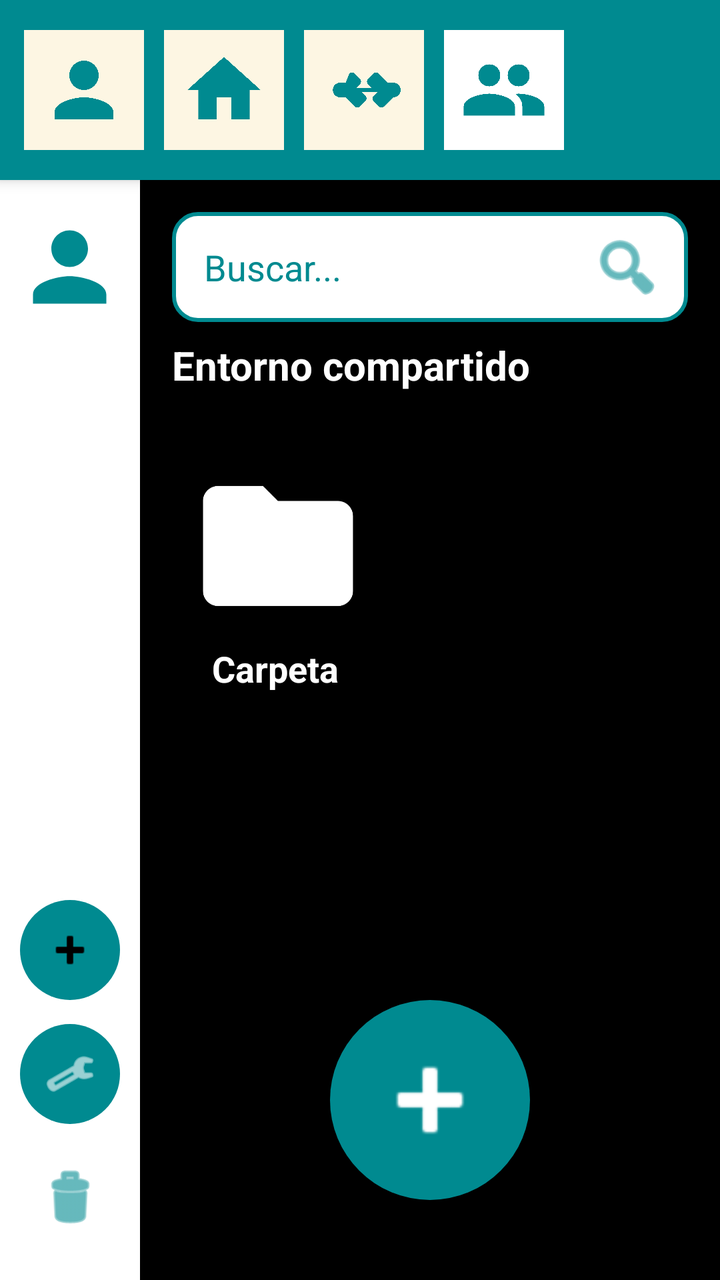
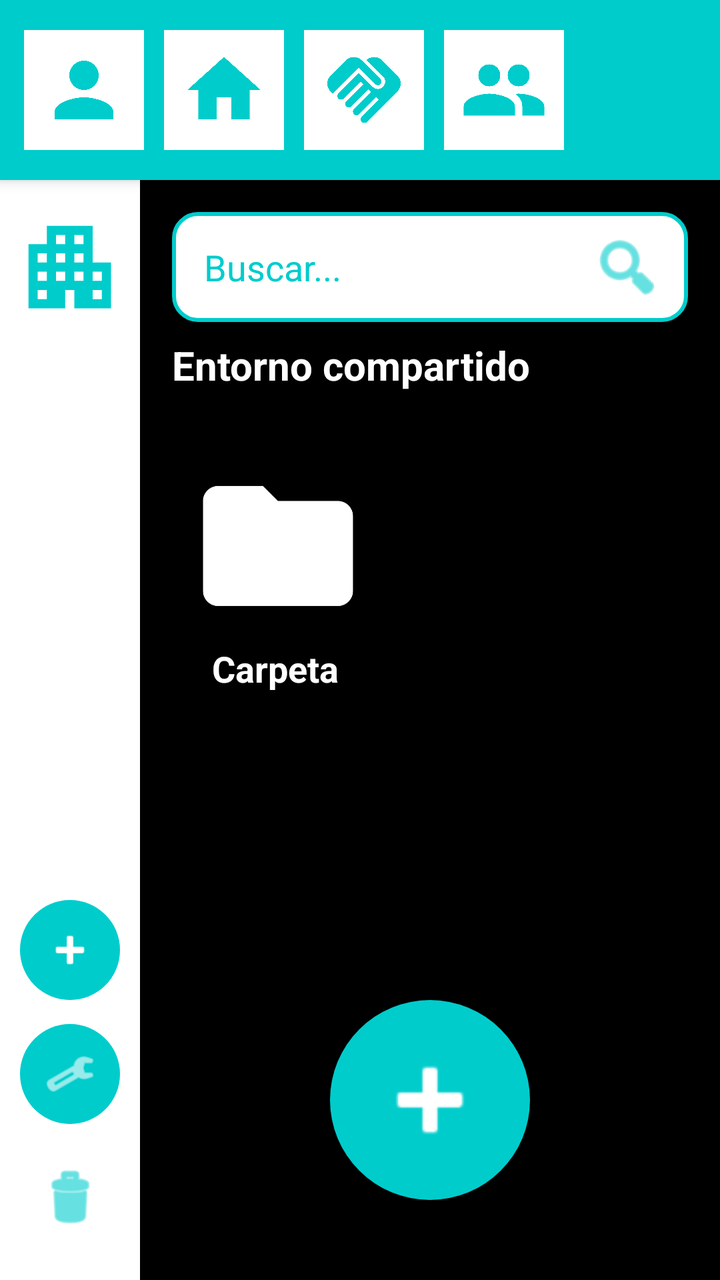

An Android layout rendered at two revisions. The XML below is the earlier revision; the diff shows what the commit changed to produce the second picture.
<!-- AndroidManifest.xml: application theme Theme.QuikFile -->
<!-- res/layout/activity_shared.xml -->
<?xml version="1.0" encoding="utf-8"?>
<androidx.constraintlayout.widget.ConstraintLayout xmlns:android="http://schemas.android.com/apk/res/android"
    xmlns:app="http://schemas.android.com/apk/res-auto"
    xmlns:tools="http://schemas.android.com/tools"
    android:layout_width="match_parent"
    android:layout_height="match_parent"
    android:background="@color/background_black"
    android:fitsSystemWindows="true"
    tools:context=".SharedActivity">

    
    <LinearLayout
        android:id="@+id/topBar"
        android:layout_width="match_parent"
        android:layout_height="90dp"
        android:background="@color/blue_app"
        android:gravity="center_vertical"
        android:orientation="horizontal"
        android:paddingStart="12dp"
        android:paddingEnd="12dp"
        android:elevation="4dp"
        app:layout_constraintTop_toTopOf="parent">

        <ImageView
            android:id="@+id/btnSettingsTop"
            android:layout_width="60dp"
            android:layout_height="60dp"
            android:layout_marginEnd="10dp"
            android:background="@color/icon_bg_white"
            android:padding="8dp"
            android:src="@drawable/ic_person"
            app:tint="@color/blue_app" />

        <ImageView
            android:id="@+id/btnHomeTop"
            android:layout_width="60dp"
            android:layout_height="60dp"
            android:layout_marginEnd="10dp"
            android:background="@color/icon_bg_white"
            android:padding="8dp"
            android:src="@drawable/ic_home"
            app:tint="@color/blue_app" />

        <ImageView
            android:id="@+id/btnSharedTop"
            android:layout_width="60dp"
            android:layout_height="60dp"
            android:layout_marginEnd="10dp"
            android:background="@color/icon_bg_white"
            android:padding="8dp"
            android:src="@drawable/ic_handshake"
            app:tint="@color/blue_app" />

        <ImageView
            android:id="@+id/btnLoginTop"
            android:layout_width="60dp"
            android:layout_height="60dp"
            android:background="@color/white"
            android:padding="8dp"
            android:src="@drawable/ic_group"
            app:tint="@color/blue_app" />
    </LinearLayout>

    
    <LinearLayout
        android:id="@+id/leftSidebar"
        android:layout_width="70dp"
        android:layout_height="0dp"
        android:background="@color/white"
        android:gravity="center_horizontal"
        android:orientation="vertical"
        android:paddingTop="16dp"
        android:paddingBottom="16dp"
        app:layout_constraintBottom_toBottomOf="parent"
        app:layout_constraintStart_toStartOf="parent"
        app:layout_constraintTop_toBottomOf="@id/topBar">

        
        <LinearLayout
            android:id="@+id/userIconsContainer"
            android:layout_width="match_parent"
            android:layout_height="wrap_content"
            android:orientation="vertical"
            android:gravity="center_horizontal">

            <ImageView
                android:id="@+id/btnUserLeft"
                android:layout_width="55dp"
                android:layout_height="55dp"
                android:src="@drawable/ic_person"
                app:tint="@color/blue_app" />
        </LinearLayout>

        
        <View
            android:layout_width="match_parent"
            android:layout_height="0dp"
            android:layout_weight="1" />

        <ImageView
            android:id="@+id/btnAddLeft"
            android:layout_width="50dp"
            android:layout_height="50dp"
            android:layout_marginBottom="12dp"
            android:background="@drawable/circle_blue"
            android:padding="12dp"
            android:src="@android:drawable/ic_input_add"
            app:tint="@color/black" />

        <ImageView
            android:id="@+id/btnSettingsLeft"
            android:layout_width="50dp"
            android:layout_height="50dp"
            android:layout_marginBottom="12dp"
            android:background="@drawable/circle_blue"
            android:padding="12dp"
            android:src="@android:drawable/ic_menu_manage"
            app:tint="@color/white" />

        <ImageView
            android:id="@+id/btnTrashLeft"
            android:layout_width="50dp"
            android:layout_height="50dp"
            android:background="@color/white"
            android:padding="8dp"
            android:src="@android:drawable/ic_menu_delete"
            app:tint="@color/blue_app" />
    </LinearLayout>

    
    <androidx.constraintlayout.widget.ConstraintLayout
        android:id="@+id/searchBar"
        android:layout_width="0dp"
        android:layout_height="55dp"
        android:layout_margin="16dp"
        android:background="@drawable/search_bar_background"
        app:layout_constraintEnd_toEndOf="parent"
        app:layout_constraintStart_toEndOf="@id/leftSidebar"
        app:layout_constraintTop_toBottomOf="@id/topBar">

        <EditText
            android:layout_width="0dp"
            android:layout_height="match_parent"
            android:background="@android:color/transparent"
            android:hint="Buscar..."
            android:paddingStart="16dp"
            android:textColor="@color/black"
            android:textColorHint="@color/blue_app"
            app:layout_constraintEnd_toStartOf="@+id/searchIcon"
            app:layout_constraintStart_toStartOf="parent" />

        <ImageView
            android:id="@+id/searchIcon"
            android:layout_width="45dp"
            android:layout_height="45dp"
            android:layout_marginEnd="8dp"
            android:padding="4dp"
            android:src="@android:drawable/ic_menu_search"
            app:layout_constraintBottom_toBottomOf="parent"
            app:layout_constraintEnd_toEndOf="parent"
            app:layout_constraintTop_toTopOf="parent"
            app:tint="@color/blue_app" />
    </androidx.constraintlayout.widget.ConstraintLayout>

    
    <TextView
        android:id="@+id/tvEnvironmentName"
        android:layout_width="wrap_content"
        android:layout_height="wrap_content"
        android:layout_marginStart="16dp"
        android:layout_marginTop="8dp"
        android:text="Entorno compartido"
        android:textColor="@color/white"
        android:textSize="20sp"
        android:textStyle="bold"
        app:layout_constraintStart_toEndOf="@id/leftSidebar"
        app:layout_constraintTop_toBottomOf="@id/searchBar" />

    
    <ScrollView
        android:layout_width="0dp"
        android:layout_height="0dp"
        android:layout_marginTop="8dp"
        android:layout_marginBottom="20dp"
        app:layout_constraintBottom_toTopOf="@id/btnAdd"
        app:layout_constraintEnd_toEndOf="parent"
        app:layout_constraintStart_toEndOf="@id/leftSidebar"
        app:layout_constraintTop_toBottomOf="@id/tvEnvironmentName">

        <GridLayout
            android:id="@+id/folderGridShared"
            android:layout_width="match_parent"
            android:layout_height="wrap_content"
            android:columnCount="2"
            android:paddingStart="0dp"
            android:paddingTop="8dp"
            android:paddingEnd="8dp"
            android:paddingBottom="8dp">

            
            <LinearLayout
                android:id="@+id/itemFolder"
                android:layout_width="0dp"
                android:layout_height="wrap_content"
                android:layout_columnWeight="1"
                android:gravity="start|center_vertical"
                android:orientation="vertical"
                android:paddingStart="24dp"
                android:paddingTop="16dp"
                android:paddingEnd="16dp"
                android:paddingBottom="16dp">

                <ImageView
                    android:layout_width="90dp"
                    android:layout_height="90dp"
                    android:src="@drawable/ic_folder"
                    app:tint="@color/white" />

                <TextView
                    android:layout_width="wrap_content"
                    android:layout_height="wrap_content"
                    android:layout_marginTop="4dp"
                    android:layout_marginStart="12dp"
                    android:text="Carpeta"
                    android:textColor="@color/white"
                    android:textSize="18sp"
                    android:textStyle="bold" />
            </LinearLayout>

            <View
                android:id="@+id/gridSpacerShared"
                android:layout_width="0dp"
                android:layout_height="0dp"
                android:layout_columnWeight="1" />

        </GridLayout>
    </ScrollView>

    
    <ImageView
        android:id="@+id/btnAdd"
        android:layout_width="100dp"
        android:layout_height="100dp"
        android:layout_marginBottom="40dp"
        android:background="@drawable/circle_blue"
        android:padding="20dp"
        android:src="@android:drawable/ic_input_add"
        android:elevation="8dp"
        app:layout_constraintBottom_toBottomOf="parent"
        app:layout_constraintEnd_toEndOf="parent"
        app:layout_constraintStart_toEndOf="@id/leftSidebar"
        app:tint="@color/white" />

</androidx.constraintlayout.widget.ConstraintLayout>
<!-- resources referenced by this layout -->
<resources>
  <color name="background_black">#000000</color>//si lo he puesto todo bien sobraria este
  <color name="black">#FF000000</color>
  <color name="blue_app">#008A90</color>
  <color name="icon_bg_white">#FDF6E3</color>//si lo he puesto todo bien sobraria este
  <color name="white">#FFFFFFFF</color>
  <!-- drawable circle_blue (drawable) -->
  <?xml version="1.0" encoding="utf-8"?>
  <shape xmlns:android="http://schemas.android.com/apk/res/android"
      android:shape="oval">
      <solid android:color="@color/blue_app" />
  </shape>
  <!-- drawable ic_folder (drawable) -->
  <?xml version="1.0" encoding="utf-8"?>
  <vector xmlns:android="http://schemas.android.com/apk/res/android"
      android:width="24dp"
      android:height="24dp"
      android:viewportWidth="24"
      android:viewportHeight="24">
      <path
          android:fillColor="#FFFFFF"
          android:pathData="M10,4H4C2.9,4 2,4.9 2,6V18C2,19.1 2.9,20 4,20H20C21.1,20 22,19.1 22,18V8C22,6.9 21.1,6 20,6H12L10,4Z"/>
  </vector>
  <!-- drawable ic_handshake (drawable) -->
  <?xml version="1.0" encoding="utf-8"?>
  <vector xmlns:android="http://schemas.android.com/apk/res/android"
      android:width="24dp"
      android:height="24dp"
      android:viewportWidth="24"
      android:viewportHeight="24">
      <path
          android:fillColor="#000000"
          android:pathData="M22,12c0,-1.1 -0.9,-2 -2,-2h-1.5l-2.5,-2.5c-0.39,-0.39 -1.01,-0.39 -1.4,0l-1.5,1.5c-0.39,0.39 -0.39,1.01 0,1.4l1.1,1.1h-4.4l1.1,-1.1c0.39,-0.39 0.39,-1.01 0,-1.4l-1.5,-1.5c-0.39,-0.39 -1.01,-0.39 -1.4,0L7,10H5.5c-1.1,0 -2,0.9 -2,2s0.9,2 2,2h1.5l2.5,2.5c0.39,0.39 1.01,0.39 1.4,0l1.5,-1.5c0.39,-0.39 0.39,-1.01 0,-1.4l-1.1,-1.1h4.4l-1.1,1.1c-0.39,0.39 -0.39,1.01 0,1.4l1.5,1.5c0.39,0.39 1.01,0.39 1.4,0l2.5,-2.5H20c1.1,0 2,-0.9 2,-2z"/>
  </vector>
  <!-- drawable ic_home (drawable) -->
  <?xml version="1.0" encoding="utf-8"?>
  <vector xmlns:android="http://schemas.android.com/apk/res/android"
      android:width="24dp"
      android:height="24dp"
      android:viewportWidth="24"
      android:viewportHeight="24">
      <path
          android:fillColor="#000000"
          android:pathData="M10,20V14H14V20H19V12H22L12,3L2,12H5V20H10Z"/>
  </vector>
  <!-- drawable search_bar_background (drawable) -->
  <?xml version="1.0" encoding="utf-8"?>
  <shape xmlns:android="http://schemas.android.com/apk/res/android">
      <solid android:color="@color/white" />
      <corners android:radius="12dp" />
      <stroke android:width="2dp" android:color="@color/blue_app" />
  </shape>
  <style name="Theme.QuikFile" parent="Base.Theme.QuikFile" />
  <style name="Base.Theme.QuikFile" parent="Theme.Material3.DayNight.NoActionBar">
          
          
      </style>
  <!-- unchanged entries left out for length: 2 -->
</resources>

<!-- the commit's change to res/layout/activity_shared.xml (unified diff, before → after) -->
@@ -4,7 +4,7 @@
     xmlns:tools="http://schemas.android.com/tools"
     android:layout_width="match_parent"
     android:layout_height="match_parent"
-    android:background="@color/background_black"
+    android:background="@color/black"
     android:fitsSystemWindows="true"
     tools:context=".SharedActivity">
 
@@ -26,7 +26,7 @@
             android:layout_width="60dp"
             android:layout_height="60dp"
             android:layout_marginEnd="10dp"
-            android:background="@color/icon_bg_white"
+            android:background="@color/white"
             android:padding="8dp"
             android:src="@drawable/ic_person"
             app:tint="@color/blue_app" />
@@ -36,7 +36,7 @@
             android:layout_width="60dp"
             android:layout_height="60dp"
             android:layout_marginEnd="10dp"
-            android:background="@color/icon_bg_white"
+            android:background="@color/white"
             android:padding="8dp"
             android:src="@drawable/ic_home"
             app:tint="@color/blue_app" />
@@ -46,7 +46,7 @@
             android:layout_width="60dp"
             android:layout_height="60dp"
             android:layout_marginEnd="10dp"
-            android:background="@color/icon_bg_white"
+            android:background="@color/white"
             android:padding="8dp"
             android:src="@drawable/ic_handshake"
             app:tint="@color/blue_app" />
@@ -87,7 +87,7 @@
                 android:id="@+id/btnUserLeft"
                 android:layout_width="55dp"
                 android:layout_height="55dp"
-                android:src="@drawable/ic_person"
+                android:src="@drawable/ic_shared_spaces"
                 app:tint="@color/blue_app" />
         </LinearLayout>
 
@@ -105,7 +105,7 @@
             android:background="@drawable/circle_blue"
             android:padding="12dp"
             android:src="@android:drawable/ic_input_add"
-            app:tint="@color/black" />
+            app:tint="@color/white" />
 
         <ImageView
             android:id="@+id/btnSettingsLeft"
<!-- resource entries referenced after the edit -->
@@ -1,9 +1,7 @@
 <!-- resources referenced by this layout -->
 <resources>
-  <color name="background_black">#000000</color>//si lo he puesto todo bien sobraria este
   <color name="black">#FF000000</color>
-  <color name="blue_app">#008A90</color>
-  <color name="icon_bg_white">#FDF6E3</color>//si lo he puesto todo bien sobraria este
+  <color name="blue_app">#00CCCC</color>
   <color name="white">#FFFFFFFF</color>
   <!-- drawable circle_blue (drawable) -->
   <?xml version="1.0" encoding="utf-8"?>
@@ -23,15 +21,10 @@
           android:pathData="M10,4H4C2.9,4 2,4.9 2,6V18C2,19.1 2.9,20 4,20H20C21.1,20 22,19.1 22,18V8C22,6.9 21.1,6 20,6H12L10,4Z"/>
   </vector>
   <!-- drawable ic_handshake (drawable) -->
-  <?xml version="1.0" encoding="utf-8"?>
-  <vector xmlns:android="http://schemas.android.com/apk/res/android"
-      android:width="24dp"
-      android:height="24dp"
-      android:viewportWidth="24"
-      android:viewportHeight="24">
-      <path
-          android:fillColor="#000000"
-          android:pathData="M22,12c0,-1.1 -0.9,-2 -2,-2h-1.5l-2.5,-2.5c-0.39,-0.39 -1.01,-0.39 -1.4,0l-1.5,1.5c-0.39,0.39 -0.39,1.01 0,1.4l1.1,1.1h-4.4l1.1,-1.1c0.39,-0.39 0.39,-1.01 0,-1.4l-1.5,-1.5c-0.39,-0.39 -1.01,-0.39 -1.4,0L7,10H5.5c-1.1,0 -2,0.9 -2,2s0.9,2 2,2h1.5l2.5,2.5c0.39,0.39 1.01,0.39 1.4,0l1.5,-1.5c0.39,-0.39 0.39,-1.01 0,-1.4l-1.1,-1.1h4.4l-1.1,1.1c-0.39,0.39 -0.39,1.01 0,1.4l1.5,1.5c0.39,0.39 1.01,0.39 1.4,0l2.5,-2.5H20c1.1,0 2,-0.9 2,-2z"/>
+  <vector xmlns:android="http://schemas.android.com/apk/res/android" android:height="24dp" android:tint="@color/blue_app" android:viewportHeight="24" android:viewportWidth="24" android:width="24dp">
+  
+      <path android:fillColor="@android:color/white" android:pathData="M16.48,10.41c-0.39,0.39 -1.04,0.39 -1.43,0l-4.47,-4.46l-7.05,7.04l-0.66,-0.63c-1.17,-1.17 -1.17,-3.07 0,-4.24l4.24,-4.24c1.17,-1.17 3.07,-1.17 4.24,0L16.48,9C16.87,9.39 16.87,10.02 16.48,10.41zM17.18,8.29c0.78,0.78 0.78,2.05 0,2.83c-1.27,1.27 -2.61,0.22 -2.83,0l-3.76,-3.76l-5.57,5.57c-0.39,0.39 -0.39,1.02 0,1.41c0.39,0.39 1.02,0.39 1.42,0l4.62,-4.62l0.71,0.71l-4.62,4.62c-0.39,0.39 -0.39,1.02 0,1.41c0.39,0.39 1.02,0.39 1.42,0l4.62,-4.62l0.71,0.71l-4.62,4.62c-0.39,0.39 -0.39,1.02 0,1.41c0.39,0.39 1.02,0.39 1.41,0l4.62,-4.62l0.71,0.71l-4.62,4.62c-0.39,0.39 -0.39,1.02 0,1.41c0.39,0.39 1.02,0.39 1.41,0l8.32,-8.34c1.17,-1.17 1.17,-3.07 0,-4.24l-4.24,-4.24c-1.15,-1.15 -3.01,-1.17 -4.18,-0.06L17.18,8.29z"/>
+  
   </vector>
   <!-- drawable ic_home (drawable) -->
   <?xml version="1.0" encoding="utf-8"?>
@@ -43,6 +36,12 @@
       <path
           android:fillColor="#000000"
           android:pathData="M10,20V14H14V20H19V12H22L12,3L2,12H5V20H10Z"/>
+  </vector>
+  <!-- drawable ic_shared_spaces (drawable) -->
+  <vector xmlns:android="http://schemas.android.com/apk/res/android" android:height="24dp" android:tint="@color/white" android:viewportHeight="960" android:viewportWidth="960" android:width="24dp">
+        
+      <path android:fillColor="@color/blue_app" android:pathData="M120,840L120,280L280,280L280,120L680,120L680,440L840,440L840,840L520,840L520,680L440,680L440,840L120,840ZM200,760L280,760L280,680L200,680L200,760ZM200,600L280,600L280,520L200,520L200,600ZM200,440L280,440L280,360L200,360L200,440ZM360,600L440,600L440,520L360,520L360,600ZM360,440L440,440L440,360L360,360L360,440ZM360,280L440,280L440,200L360,200L360,280ZM520,600L600,600L600,520L520,520L520,600ZM520,440L600,440L600,360L520,360L520,440ZM520,280L600,280L600,200L520,200L520,280ZM680,760L760,760L760,680L680,680L680,760ZM680,600L760,600L760,520L680,520L680,600Z"/>
+      
   </vector>
   <!-- drawable search_bar_background (drawable) -->
   <?xml version="1.0" encoding="utf-8"?>
